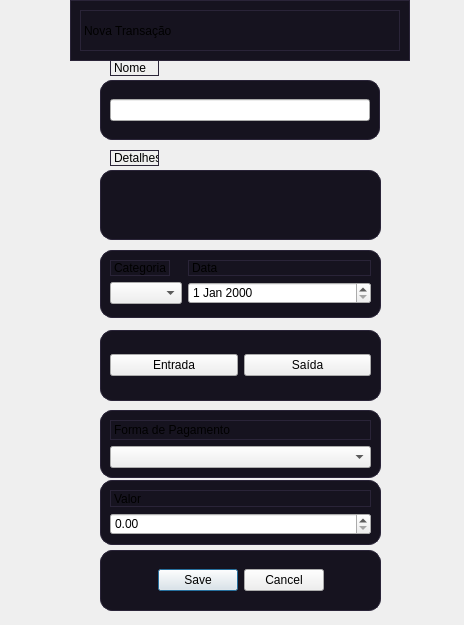
This is dialogtransacao.ui in Gui1-p/Sistema-de-Finan-as as Qt 5 draws it before an edit. The edited form follows.
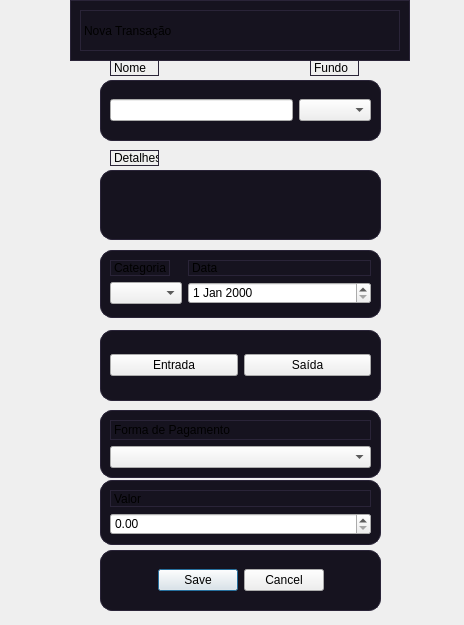
This is the edited form.

Commit message: Rascunho da interface

```diff
--- a/dialogtransacao.ui
+++ b/dialogtransacao.ui
@@ -192,8 +192,8 @@
     <rect>
      <x>100</x>
      <y>80</y>
-     <width>280</width>
-     <height>60</height>
+     <width>281</width>
+     <height>61</height>
     </rect>
    </property>
    <property name="frameShape">
@@ -202,7 +202,7 @@
    <property name="frameShadow">
     <enum>QFrame::Shadow::Raised</enum>
    </property>
-   <layout class="QVBoxLayout" name="verticalLayout_4">
+   <layout class="QHBoxLayout" name="horizontalLayout_2">
     <item>
      <widget class="QLineEdit" name="Nome">
       <property name="text">
@@ -210,6 +210,9 @@
       </property>
      </widget>
     </item>
+    <item>
+     <widget class="QComboBox" name="Fundo"/>
+    </item>
    </layout>
   </widget>
   <widget class="QLabel" name="label_6">
@@ -272,6 +275,22 @@
     </item>
    </layout>
   </widget>
+  <widget class="QLabel" name="label_9">
+   <property name="geometry">
+    <rect>
+     <x>310</x>
+     <y>60</y>
+     <width>49</width>
+     <height>16</height>
+    </rect>
+   </property>
+   <property name="styleSheet">
+    <string notr="true">background-color: none;</string>
+   </property>
+   <property name="text">
+    <string>Fundo</string>
+   </property>
+  </widget>
  </widget>
  <resources/>
  <connections>
```
Left out of the diff: 12 changed lines with no effect on the pictures. The commit also changes 4 other files.
